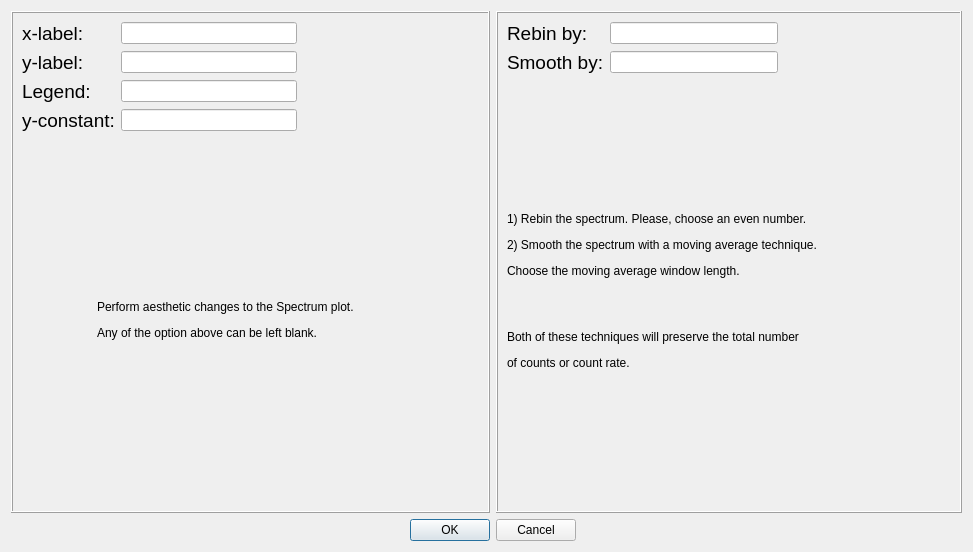
Above: nasagamma/win_customize.ui from mauricioAyllon/NASA-gamma before the change. Below: the same form after it.
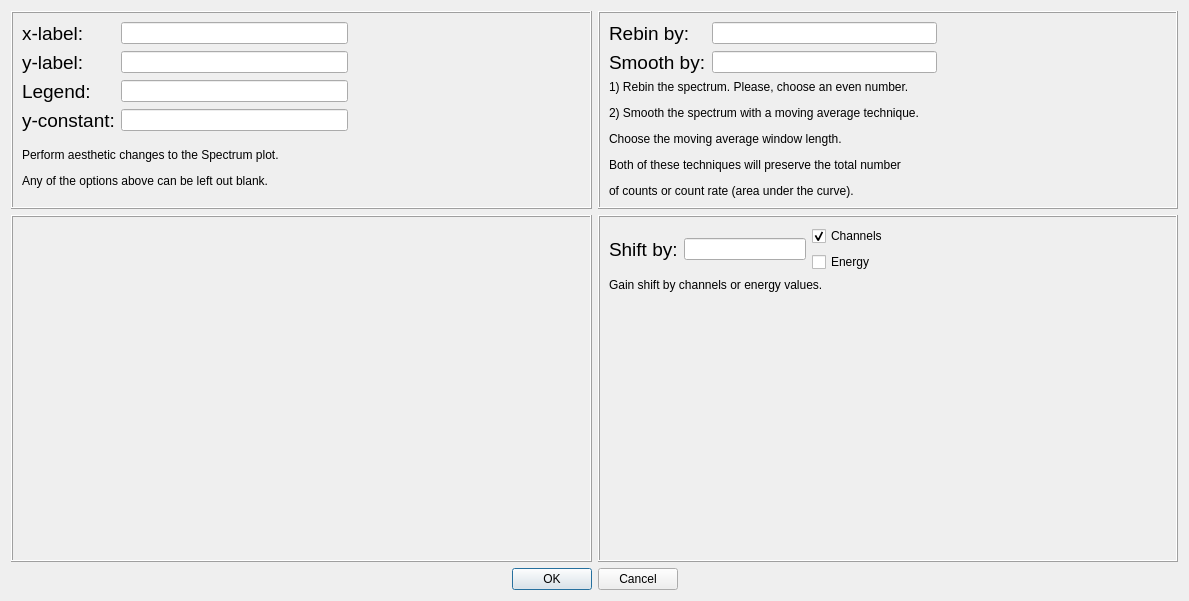
That is the form after the change.

The edit to the form file:
```diff
--- a/nasagamma/win_customize.ui
+++ b/nasagamma/win_customize.ui
@@ -6,8 +6,8 @@
    <rect>
     <x>0</x>
     <y>0</y>
-    <width>973</width>
-    <height>552</height>
+    <width>1189</width>
+    <height>601</height>
    </rect>
   </property>
   <property name="windowTitle">
@@ -23,36 +23,6 @@
       <enum>QFrame::Raised</enum>
      </property>
      <layout class="QGridLayout" name="gridLayout_2">
-      <item row="0" column="0">
-       <widget class="QLabel" name="label_2">
-        <property name="font">
-         <font>
-          <pointsize>14</pointsize>
-         </font>
-        </property>
-        <property name="text">
-         <string>x-label:</string>
-        </property>
-       </widget>
-      </item>
-      <item row="0" column="2">
-       <widget class="QLineEdit" name="x_label_txt"/>
-      </item>
-      <item row="1" column="0">
-       <widget class="QLabel" name="label">
-        <property name="font">
-         <font>
-          <pointsize>14</pointsize>
-         </font>
-        </property>
-        <property name="text">
-         <string>y-label:</string>
-        </property>
-       </widget>
-      </item>
-      <item row="1" column="2">
-       <widget class="QLineEdit" name="y_label_txt"/>
-      </item>
       <item row="2" column="0">
        <widget class="QLabel" name="label_4">
         <property name="font">
@@ -72,19 +42,6 @@
         </property>
        </widget>
       </item>
-      <item row="2" column="3">
-       <spacer name="horizontalSpacer_3">
-        <property name="orientation">
-         <enum>Qt::Horizontal</enum>
-        </property>
-        <property name="sizeHint" stdset="0">
-         <size>
-          <width>164</width>
-          <height>20</height>
-         </size>
-        </property>
-       </spacer>
-      </item>
       <item row="3" column="0" colspan="2">
        <widget class="QLabel" name="label_3">
         <property name="font">
@@ -104,10 +61,53 @@
         </property>
        </widget>
       </item>
-      <item row="4" column="1" colspan="3">
+      <item row="0" column="2">
+       <widget class="QLineEdit" name="x_label_txt"/>
+      </item>
+      <item row="1" column="0">
+       <widget class="QLabel" name="label">
+        <property name="font">
+         <font>
+          <pointsize>14</pointsize>
+         </font>
+        </property>
+        <property name="text">
+         <string>y-label:</string>
+        </property>
+       </widget>
+      </item>
+      <item row="1" column="2">
+       <widget class="QLineEdit" name="y_label_txt"/>
+      </item>
+      <item row="0" column="0">
+       <widget class="QLabel" name="label_2">
+        <property name="font">
+         <font>
+          <pointsize>14</pointsize>
+         </font>
+        </property>
+        <property name="text">
+         <string>x-label:</string>
+        </property>
+       </widget>
+      </item>
+      <item row="2" column="3">
+       <spacer name="horizontalSpacer_3">
+        <property name="orientation">
+         <enum>Qt::Horizontal</enum>
+        </property>
+        <property name="sizeHint" stdset="0">
+         <size>
+          <width>164</width>
+          <height>20</height>
+         </size>
+        </property>
+       </spacer>
+      </item>
+      <item row="4" column="0" colspan="4">
        <widget class="QLabel" name="label_7">
         <property name="text">
-         <string>&lt;html&gt;&lt;head/&gt;&lt;body&gt;&lt;p&gt;Perform aesthetic changes to the Spectrum plot. &lt;/p&gt;&lt;p&gt;Any of the option above can be left blank.&lt;/p&gt;&lt;/body&gt;&lt;/html&gt;</string>
+         <string>&lt;html&gt;&lt;head/&gt;&lt;body&gt;&lt;p&gt;Perform aesthetic changes to the Spectrum plot. &lt;/p&gt;&lt;p&gt;Any of the options above can be left out blank.&lt;/p&gt;&lt;/body&gt;&lt;/html&gt;</string>
         </property>
        </widget>
       </item>
@@ -177,14 +177,119 @@
       <item row="2" column="0" colspan="3">
        <widget class="QLabel" name="label_8">
         <property name="text">
-         <string>&lt;html&gt;&lt;head/&gt;&lt;body&gt;&lt;p&gt;1) Rebin the spectrum. Please, choose an even number.&lt;/p&gt;&lt;p&gt;2) Smooth the spectrum with a moving average technique.&lt;/p&gt;&lt;p&gt;    Choose the moving average window length.&lt;/p&gt;&lt;p&gt;&lt;br/&gt;&lt;/p&gt;&lt;p&gt;Both of these techniques will preserve the total number&lt;/p&gt;&lt;p&gt;of counts or count rate.&lt;/p&gt;&lt;/body&gt;&lt;/html&gt;</string>
+         <string>&lt;html&gt;&lt;head/&gt;&lt;body&gt;&lt;p&gt;1) Rebin the spectrum. Please, choose an even number.&lt;/p&gt;&lt;p&gt;2) Smooth the spectrum with a moving average technique.&lt;/p&gt;&lt;p&gt;Choose the moving average window length.&lt;/p&gt;&lt;p&gt;Both of these techniques will preserve the total number&lt;/p&gt;&lt;p&gt;of counts or count rate (area under the curve).&lt;/p&gt;&lt;/body&gt;&lt;/html&gt;</string>
         </property>
        </widget>
       </item>
      </layout>
     </widget>
    </item>
-   <item row="1" column="0">
+   <item row="1" column="0" colspan="2">
+    <widget class="QFrame" name="frame_4">
+     <property name="frameShape">
+      <enum>QFrame::Box</enum>
+     </property>
+     <property name="frameShadow">
+      <enum>QFrame::Raised</enum>
+     </property>
+    </widget>
+   </item>
+   <item row="1" column="2" colspan="2">
+    <widget class="QFrame" name="frame_3">
+     <property name="frameShape">
+      <enum>QFrame::Box</enum>
+     </property>
+     <property name="frameShadow">
+      <enum>QFrame::Raised</enum>
+     </property>
+     <layout class="QGridLayout" name="gridLayout_5">
+      <item row="0" column="0">
+       <layout class="QGridLayout" name="gridLayout_4">
+        <item row="0" column="0">
+         <widget class="QLabel" name="label_9">
+          <property name="font">
+           <font>
+            <pointsize>14</pointsize>
+           </font>
+          </property>
+          <property name="text">
+           <string>Shift by:</string>
+          </property>
+         </widget>
+        </item>
+        <item row="0" column="1">
+         <widget class="QLineEdit" name="shiftBy_txt">
+          <property name="text">
+           <string/>
+          </property>
+         </widget>
+        </item>
+        <item row="0" column="2">
+         <layout class="QFormLayout" name="formLayout">
+          <item row="0" column="0">
+           <widget class="QCheckBox" name="customize_checkBox_ch">
+            <property name="text">
+             <string>Channels</string>
+            </property>
+            <property name="checked">
+             <bool>true</bool>
+            </property>
+            <property name="autoExclusive">
+             <bool>true</bool>
+            </property>
+           </widget>
+          </item>
+          <item row="1" column="0">
+           <widget class="QCheckBox" name="customize_checkBox_erg">
+            <property name="text">
+             <string>Energy</string>
+            </property>
+            <property name="autoExclusive">
+             <bool>true</bool>
+            </property>
+           </widget>
+          </item>
+         </layout>
+        </item>
+       </layout>
+      </item>
+      <item row="0" column="1">
+       <spacer name="horizontalSpacer_5">
+        <property name="orientation">
+         <enum>Qt::Horizontal</enum>
+        </property>
+        <property name="sizeHint" stdset="0">
+         <size>
+          <width>122</width>
+          <height>20</height>
+         </size>
+        </property>
+       </spacer>
+      </item>
+      <item row="1" column="0">
+       <widget class="QLabel" name="label_10">
+        <property name="text">
+         <string>&lt;html&gt;&lt;head/&gt;&lt;body&gt;&lt;p&gt;Gain shift by channels or energy values.&lt;/p&gt;&lt;/body&gt;&lt;/html&gt;</string>
+        </property>
+       </widget>
+      </item>
+      <item row="2" column="0">
+       <spacer name="verticalSpacer">
+        <property name="orientation">
+         <enum>Qt::Vertical</enum>
+        </property>
+        <property name="sizeHint" stdset="0">
+         <size>
+          <width>20</width>
+          <height>95</height>
+         </size>
+        </property>
+       </spacer>
+      </item>
+     </layout>
+    </widget>
+   </item>
+   <item row="2" column="0">
     <spacer name="horizontalSpacer">
      <property name="orientation">
       <enum>Qt::Horizontal</enum>
@@ -197,7 +302,7 @@
      </property>
     </spacer>
    </item>
-   <item row="1" column="1" colspan="2">
+   <item row="2" column="1" colspan="2">
     <widget class="QDialogButtonBox" name="button_ok_custom">
      <property name="orientation">
       <enum>Qt::Horizontal</enum>
@@ -207,7 +312,7 @@
      </property>
     </widget>
    </item>
-   <item row="1" column="3">
+   <item row="2" column="3">
     <spacer name="horizontalSpacer_2">
      <property name="orientation">
       <enum>Qt::Horizontal</enum>
```
